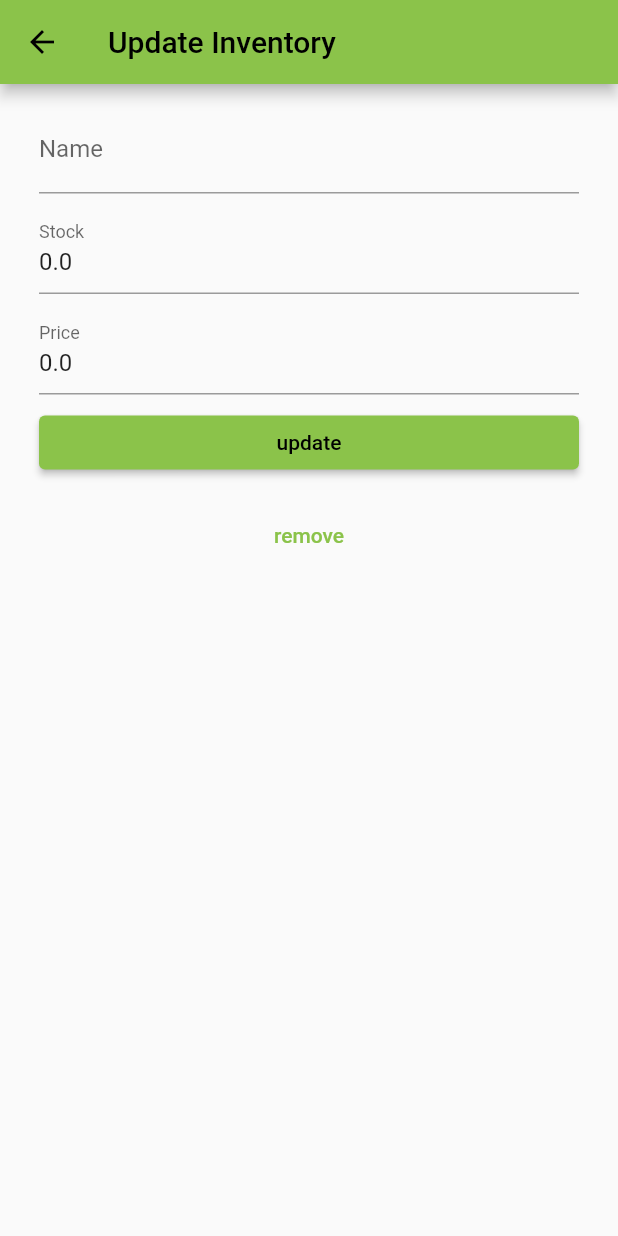
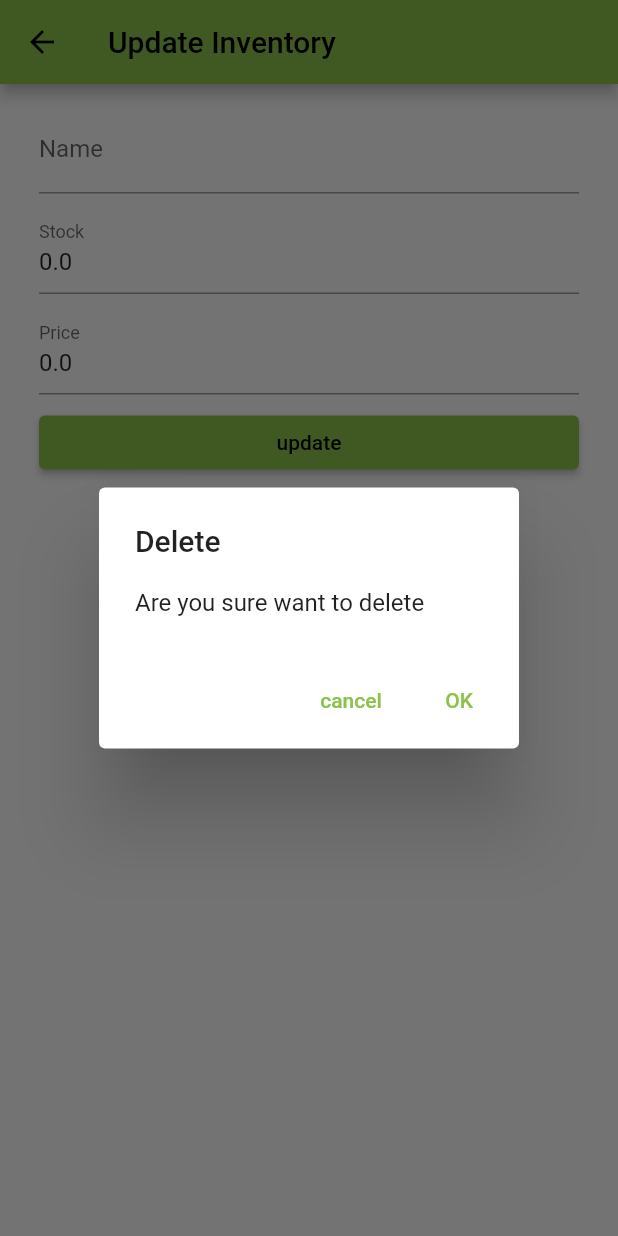
Before and after one commit to mimmiam/gsb_day03, a Flutter app: the UpdateInventory screen opened directly with empty values, after a tap on "remove", on a phone screen of 412 x 824 dp. Run offline on Flutter 3.47's test engine with Material 2 defaults, Android fonts, the light colour scheme and no system bars; our stand-ins replace flutter_easyloading, shared_preferences; accounts and stored records are empty; network calls fail.

Commit message:
✨: update and delete inventory function

```diff
--- a/lib/home.dart
+++ b/lib/home.dart
@@ -23,7 +23,7 @@ class _HomeScreenState extends State<HomeScreen> {
     return Scaffold(
       appBar: AppBar(
         leading: Icon(Icons.inventory),
-        title: Text('Home'),
+        title: Text('Inventory'),
       ),
       body: tabs[_currentIndex],
       bottomNavigationBar: BottomNavigationBar(
--- a/lib/main.dart
+++ b/lib/main.dart
@@ -29,7 +29,7 @@ class MyApp extends StatelessWidget {
         '/update' : (context) => UpdateInventory(),
       },
       theme: ThemeData(
-          primarySwatch: Colors.lightGreen,
+        primarySwatch: Colors.lightGreen,
       ),
       home: FutureBuilder(
         future: LocalStorage().getToken(),
--- a/lib/models/inventory.dart
+++ b/lib/models/inventory.dart
@@ -1,8 +1,10 @@
 import 'dart:convert';
 
-List<Inventory> inventoryFromJson(String str) => List<Inventory>.from(json.decode(str).map((x) => Inventory.fromJson(x)));
+List<Inventory> inventoryFromJson(String str) =>
+    List<Inventory>.from(json.decode(str).map((x) => Inventory.fromJson(x)));
 
-String inventoryToJson(List<Inventory> data) => json.encode(List<dynamic>.from(data.map((x) => x.toJson())));
+String inventoryToJson(List<Inventory> data) =>
+    json.encode(List<dynamic>.from(data.map((x) => x.toJson())));
 
 class Inventory {
   Inventory({
--- a/lib/pages/inventories/update_inventory.dart
+++ b/lib/pages/inventories/update_inventory.dart
@@ -28,7 +28,11 @@ class _UpdateInventoryState extends State<UpdateInventory> {
               submit: _submit,
               inv: inv
           ),
-          TextButton(onPressed: () {}, child: Text('remove'))
+          TextButton(
+              onPressed: () {
+                _delete(inv.id!);
+              },
+              child: Text('remove'))
         ],
       ),
     );
@@ -45,4 +49,24 @@ class _UpdateInventoryState extends State<UpdateInventory> {
       }
     });
   }
+
+  _delete(int id) async{
+    AlertHelper.alertPopup(
+        context: context,
+        title: 'Delete',
+        desc: 'Are you sure want to delete',
+        function: () {
+          LoadingProgress.inProgress(() async{
+            InventoryService inventoryService = InventoryService();
+            HttpStatusMsg htm = await inventoryService.delete(id);
+            if (htm.success) {
+              AlertHelper.showBar(context: context, msg: 'Delete complete');
+              Navigator.pop(context);
+            } else {
+              AlertHelper.showBar(context: context, msg: htm.err!, isError: true);
+            }
+          });
+        }
+    );
+  }
 }
--- a/lib/utils/alert_helper.dart
+++ b/lib/utils/alert_helper.dart
@@ -12,4 +12,36 @@ class AlertHelper{
     );
     ScaffoldMessenger.of(context).showSnackBar(snackBar);
   }
+
+  static alertPopup({
+    required BuildContext context,
+    required String title,
+    required String desc,
+    required Function function,
+    bool isCloseAuto = true
+}) {
+    showDialog(
+        context: context,
+        builder: (BuildContext context){
+          return AlertDialog(
+            title: Text(title),
+            content: Text(desc),
+            actions: [
+              TextButton(
+                  onPressed: () {
+                    Navigator.pop(context);
+                  },
+                  child: Text('cancel')),
+              TextButton(
+                  onPressed: () {
+                    function();
+                    if(isCloseAuto == true){
+                      Navigator.pop(context);
+                    }
+                  },
+                  child: Text('OK'))
+            ],
+          );
+        });
+  }
 }
```
Also changed, not shown: lib/pages/tabs/setting.dart (+12 -3 lines), lib/services/inventory_service.dart (+25 -0 lines), pubspec.yaml (+8 -0 lines), pubspec.lock, 22 other files.
